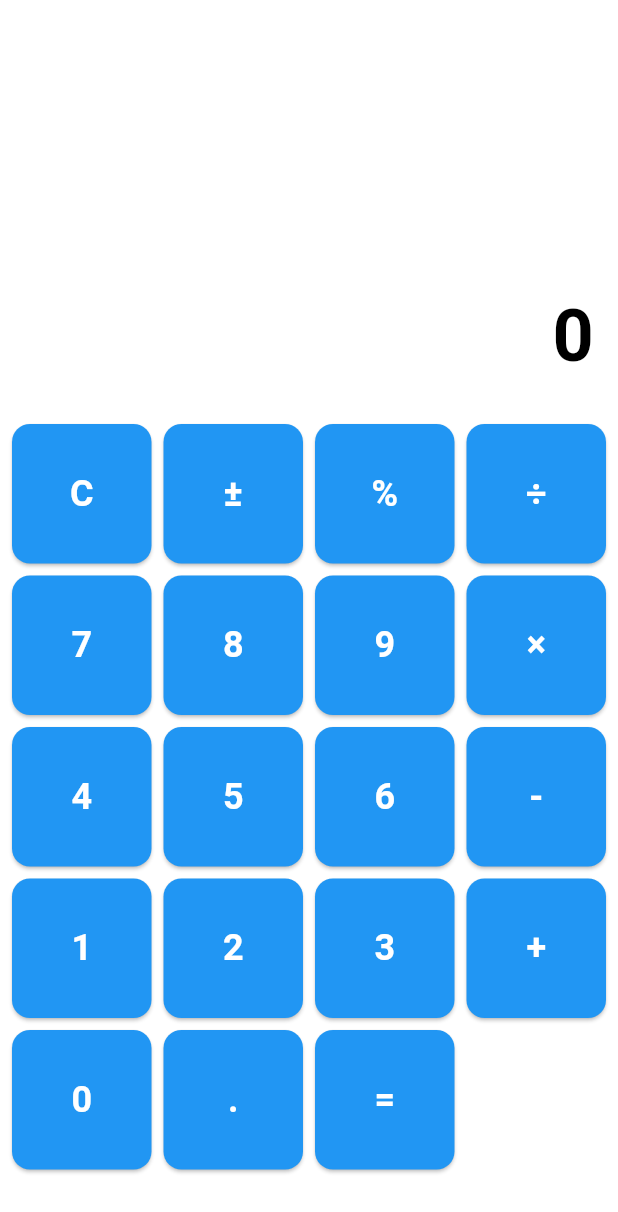
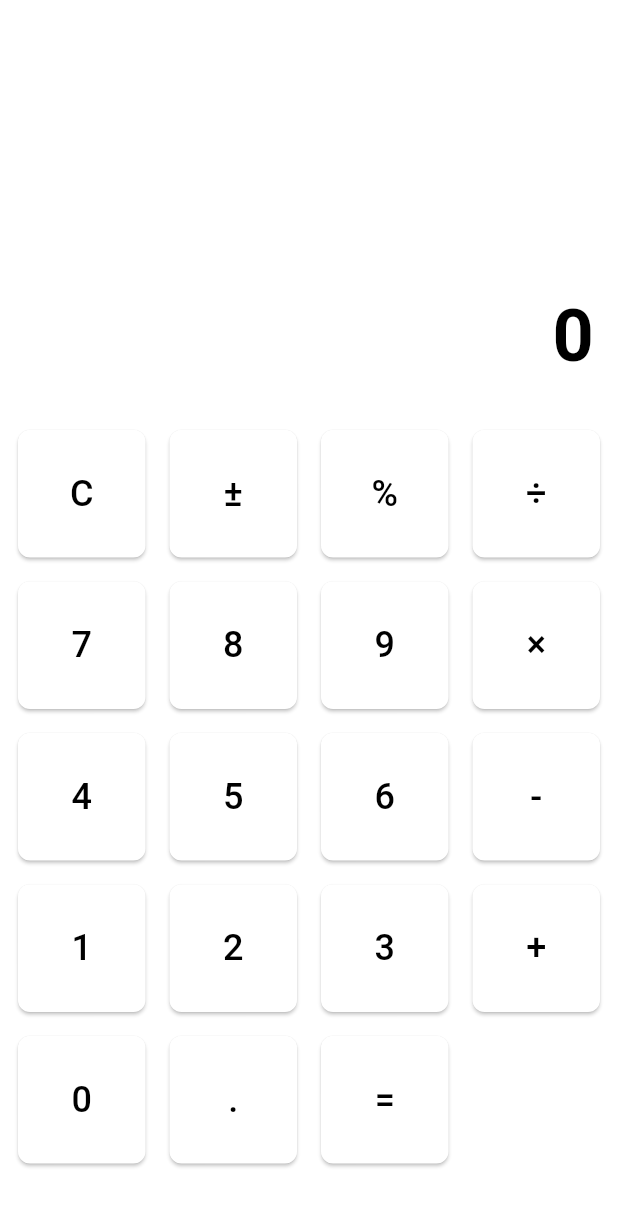
Before and after one commit to ecode-env/calculator-flutter, a Flutter app: the screen it shows after launch, on a phone screen of 412 x 824 dp. Shown: the top 1212 px of the screen. Run offline on Flutter 3.47's test engine with Material 3 defaults, Android fonts, the phone set to English and light mode, and no system bars.

Commit message:
button and all style of button

```diff
--- a/lib/widgets/button.dart
+++ b/lib/widgets/button.dart
@@ -1,32 +1,36 @@
+// widgets/button.dart
 import 'package:flutter/material.dart';
 
 class CalculatorButton extends StatelessWidget {
   final String text;
-  final VoidCallback onPressed;
-  final bool isOperator;
+  final Color? color;
+  final void Function(String) onPressed;
 
   const CalculatorButton({
     super.key,
     required this.text,
+    this.color,
     required this.onPressed,
-    this.isOperator = false,
   });
 
   @override
   Widget build(BuildContext context) {
-    return ElevatedButton(
-      onPressed: onPressed,
-      style: ElevatedButton.styleFrom(
-        backgroundColor: Colors.blue, // Blue button background
-        foregroundColor: Colors.white, // White text/icon color
-        shape: RoundedRectangleBorder(
-          borderRadius: BorderRadius.circular(12.0),
+    return Padding(
+      padding: const EdgeInsets.all(4.0),
+      child: ElevatedButton(
+        style: ElevatedButton.styleFrom(
+          backgroundColor: color ?? Colors.white,
+          foregroundColor: Colors.black,
+          shape: RoundedRectangleBorder(
+            borderRadius: BorderRadius.circular(8),
+          ),
+          padding: const EdgeInsets.all(0), // Remove extra padding
         ),
-      ),
-
-      child: Text(
-        text,
-        style: const TextStyle(fontSize: 24, fontWeight: FontWeight.bold),
+        onPressed: () => onPressed(text),
+        child: Text(
+          text,
+          style: const TextStyle(fontSize: 24),
+        ),
       ),
     );
   }
```
